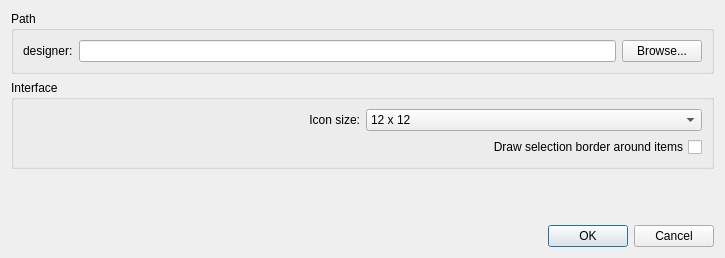
This is apps/designer/optionsdialog.ui in shujaatak/exaro as Qt 5 draws it before an edit. The edited form follows.
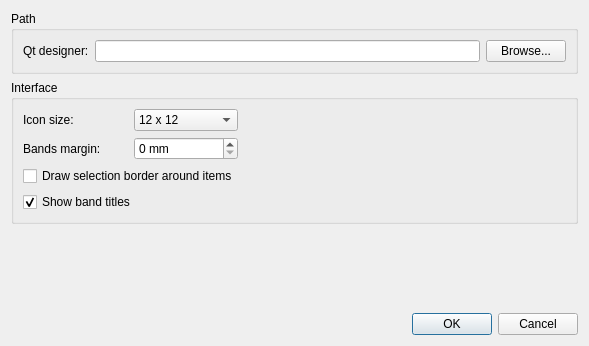
This is the edited form.

Commit message: - band titles show is optional now - band margin is optional now

Patch:
```diff
--- a/apps/designer/optionsdialog.ui
+++ b/apps/designer/optionsdialog.ui
@@ -1,28 +1,28 @@
 <ui version="4.0" >
  <class>OptionsDialog</class>
- <widget class="QDialog" name="OptionsDialog" >
-  <property name="geometry" >
+ <widget class="QDialog" name="OptionsDialog">
+  <property name="geometry">
    <rect>
     <x>0</x>
     <y>0</y>
-    <width>725</width>
-    <height>258</height>
+    <width>589</width>
+    <height>346</height>
    </rect>
   </property>
   <property name="windowTitle" >
    <string>Options</string>
   </property>
-  <layout class="QVBoxLayout" name="verticalLayout_2" >
+  <layout class="QVBoxLayout" name="verticalLayout">
    <item>
-    <widget class="QGroupBox" name="groupBox_2" >
-     <property name="title" >
+    <widget class="QGroupBox" name="groupBox_2">
+     <property name="title">
       <string>Path</string>
      </property>
      <layout class="QHBoxLayout" name="horizontalLayout" >
       <item>
-       <widget class="QLabel" name="label_3" >
-        <property name="text" >
-         <string>designer:</string>
+       <widget class="QLabel" name="label_3">
+        <property name="text">
+         <string>Qt designer:</string>
         </property>
        </widget>
       </item>
@@ -40,27 +40,22 @@
     </widget>
    </item>
    <item>
-    <widget class="QGroupBox" name="groupBox" >
-     <property name="title" >
+    <widget class="QGroupBox" name="groupBox">
+     <property name="title">
       <string>Interface</string>
      </property>
-     <layout class="QVBoxLayout" name="verticalLayout" >
-      <item>
-       <layout class="QHBoxLayout" name="horizontalLayout_2" >
-        <item>
-         <widget class="QLabel" name="label_2" >
-          <property name="text" >
+     <layout class="QGridLayout" name="gridLayout">
+      <item row="0" column="0">
+       <widget class="QLabel" name="label_2">
+        <property name="text">
            <string>Icon size:</string>
           </property>
-          <property name="alignment" >
-           <set>Qt::AlignRight|Qt::AlignTrailing|Qt::AlignVCenter</set>
-          </property>
-         </widget>
-        </item>
+       </widget>
+      </item>
+      <item row="0" column="1">
+       <widget class="QComboBox" name="cbIconSize">
         <item>
-         <widget class="QComboBox" name="cbIconSize" >
-          <item>
-           <property name="text" >
+         <property name="text">
             <string>12 x 12</string>
            </property>
           </item>
@@ -86,27 +81,71 @@
           </item>
          </widget>
         </item>
-       </layout>
+      <item row="1" column="0">
+       <widget class="QLabel" name="label">
+        <property name="text">
+         <string>Bands margin:</string>
+        </property>
+       </widget>
       </item>
-      <item>
-       <widget class="QCheckBox" name="drawSelection" >
-        <property name="layoutDirection" >
-         <enum>Qt::RightToLeft</enum>
+      <item row="1" column="1">
+       <widget class="QSpinBox" name="sbBandsMargin">
+        <property name="suffix">
+         <string> mm</string>
         </property>
-        <property name="autoFillBackground" >
+        <property name="maximum">
+         <number>20</number>
+        </property>
+       </widget>
+      </item>
+      <item row="1" column="2">
+       <spacer name="horizontalSpacer">
+        <property name="orientation">
+         <enum>Qt::Horizontal</enum>
+        </property>
+        <property name="sizeHint" stdset="0">
+         <size>
+          <width>317</width>
+          <height>20</height>
+         </size>
+        </property>
+       </spacer>
+      </item>
+      <item row="2" column="0" colspan="2">
+       <widget class="QCheckBox" name="drawSelection">
+        <property name="layoutDirection">
+         <enum>Qt::LeftToRight</enum>
+        </property>
+        <property name="autoFillBackground">
          <bool>false</bool>
         </property>
         <property name="text" >
          <string>Draw selection border around items</string>
         </property>
+        <property name="checked">
+         <bool>false</bool>
+        </property>
+       </widget>
+      </item>
+      <item row="3" column="0" colspan="2">
+       <widget class="QCheckBox" name="cbBandTitle">
+        <property name="layoutDirection">
+         <enum>Qt::LeftToRight</enum>
+        </property>
+        <property name="text">
+         <string>Show band titles</string>
+        </property>
+        <property name="checked">
+         <bool>true</bool>
+        </property>
        </widget>
       </item>
      </layout>
     </widget>
    </item>
    <item>
-    <spacer name="verticalSpacer" >
-     <property name="orientation" >
+    <spacer name="verticalSpacer">
+     <property name="orientation">
       <enum>Qt::Vertical</enum>
      </property>
      <property name="sizeHint" stdset="0" >
@@ -118,8 +157,8 @@
     </spacer>
    </item>
    <item>
-    <widget class="QDialogButtonBox" name="buttonBox" >
-     <property name="orientation" >
+    <widget class="QDialogButtonBox" name="buttonBox">
+     <property name="orientation">
       <enum>Qt::Horizontal</enum>
      </property>
      <property name="standardButtons" >
```
Left out of the diff: 31 changed lines with no effect on the pictures. Lines whose indentation alone changed are shown as unchanged. The commit also changes 7 other files.
